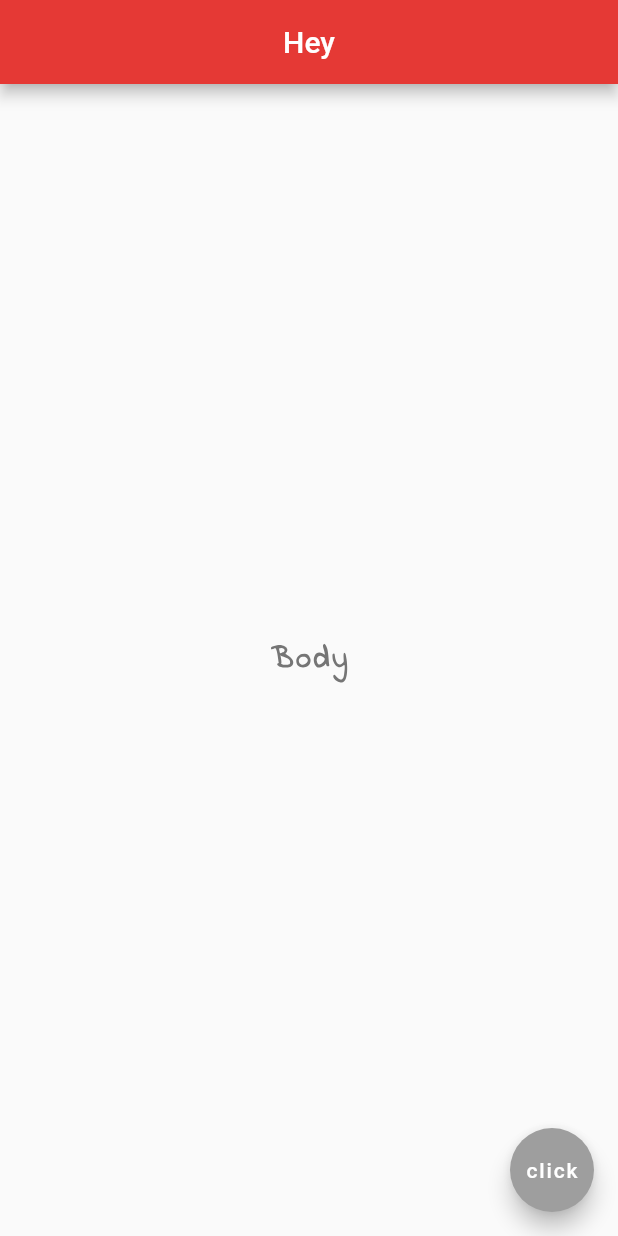
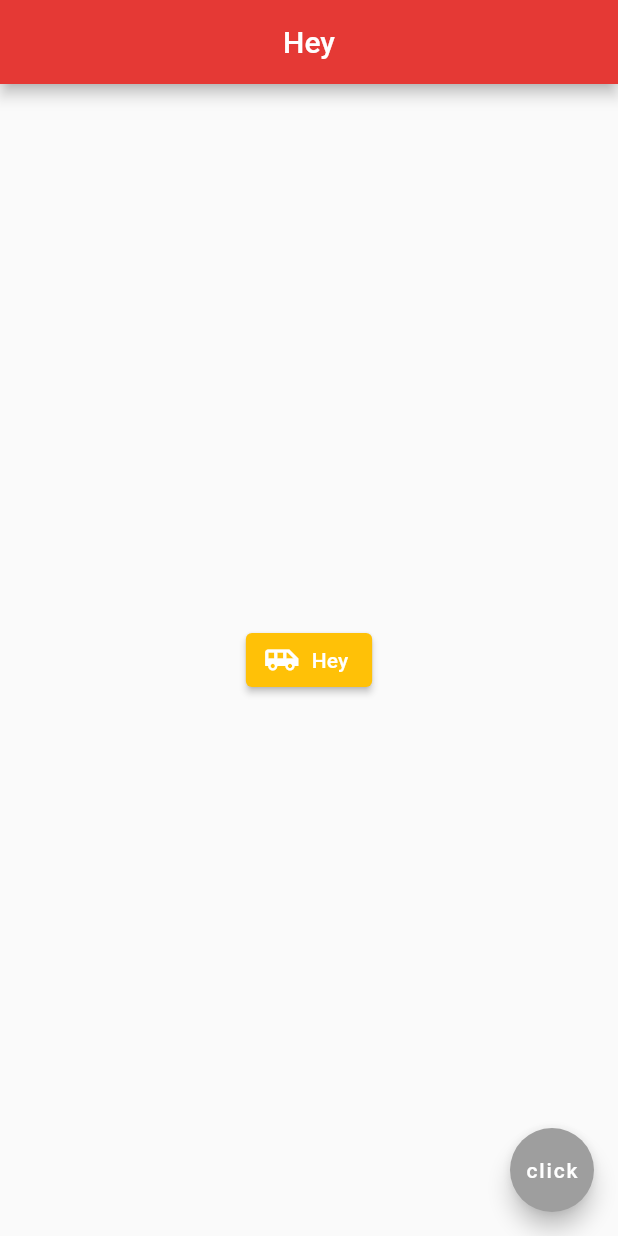
Before and after one commit to hiper2d/flutter-tutorial, a Flutter app: the screen it shows after launch, on a phone screen of 412 x 824 dp. Run offline on Flutter 3.47's test engine with Material 2 defaults, Android fonts, the phone set to English and light mode, and no system bars.

Commit message:
Played with buttons and icons

```diff
--- a/lib/main.dart
+++ b/lib/main.dart
@@ -15,16 +15,16 @@ class Home extends StatelessWidget {
         centerTitle: true,
         backgroundColor: Colors.red[600],
       ),
-      body: const Center(
-        child: Text(
-          'Body',
-          style: TextStyle(
-              fontSize: 20.0,
-              fontWeight: FontWeight.bold,
-              letterSpacing: 2.0,
-              color: Color(0xFF757575),
-              fontFamily: 'IndieFlower'
-          ),
+      body: Center(
+        child: ElevatedButton.icon(
+            onPressed: () {
+              print('Something');
+            },
+            icon: const Icon(
+                Icons.airport_shuttle
+            ),
+            label: const Text('Hey'),
+            style: ElevatedButton.styleFrom(primary: Colors.amber)
         ),
       ),
       floatingActionButton: FloatingActionButton(
```
